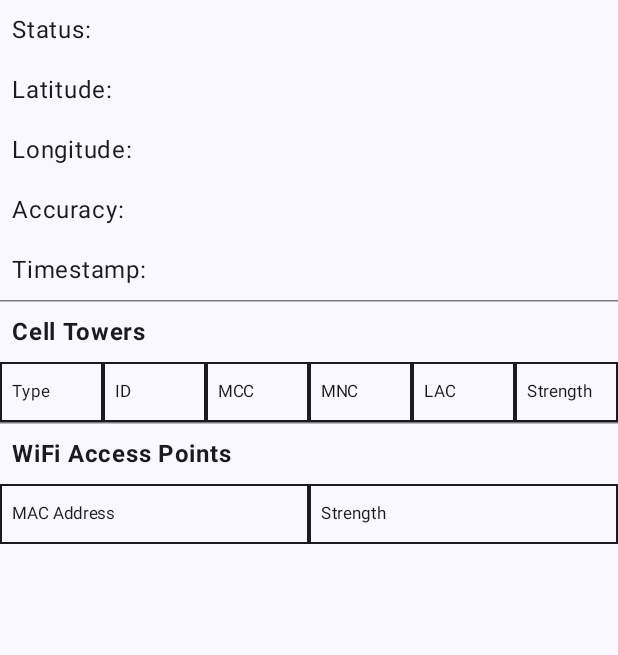
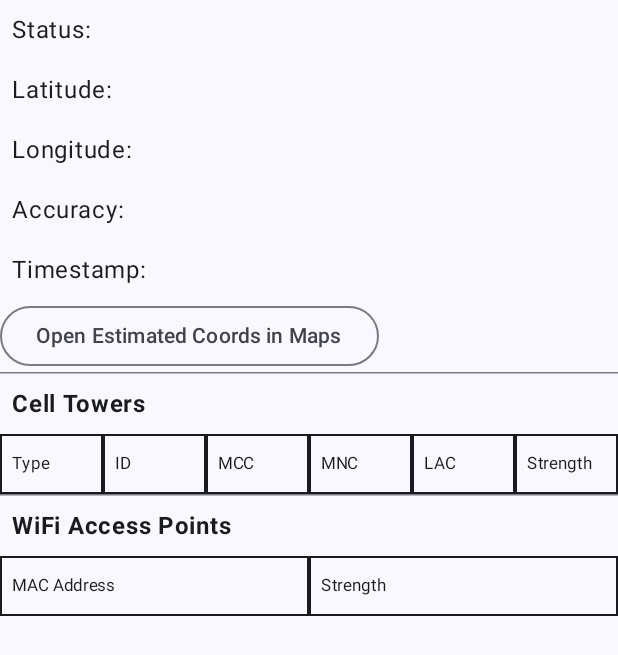
Before and after one commit to vayun-mathur/Alternative-Location-Services, an Android app built with Jetpack Compose: the screen it shows after launch (MainActivity), on a phone screen of 412 x 824 dp. Shown: the top 655 px of the screen. Run offline under Robolectric (Android 15) with nearby library versions, the phone set to English and light mode, and no system bars.

Commit message:
add button to open coords in map

```diff
--- a/app/src/main/java/com/opengps/altlocationservices/MainActivity.kt
+++ b/app/src/main/java/com/opengps/altlocationservices/MainActivity.kt
@@ -32,6 +32,7 @@ import androidx.compose.foundation.text.BasicTextField
 import androidx.compose.material3.HorizontalDivider
 import androidx.compose.material3.LocalContentColor
 import androidx.compose.material3.LocalTextStyle
+import androidx.compose.material3.OutlinedButton
 import androidx.compose.material3.Scaffold
 import androidx.compose.material3.Text
 import androidx.compose.runtime.Composable
@@ -40,6 +41,7 @@ import androidx.compose.runtime.getValue
 import androidx.compose.runtime.mutableStateOf
 import androidx.compose.runtime.setValue
 import androidx.compose.ui.Modifier
+import androidx.compose.ui.platform.LocalContext
 import androidx.compose.ui.text.font.FontWeight
 import androidx.compose.ui.unit.dp
 import androidx.compose.ui.unit.sp
@@ -52,7 +54,6 @@ import io.ktor.client.request.post
 import io.ktor.client.request.setBody
 import io.ktor.client.statement.bodyAsText
 import io.ktor.http.ContentType
-import io.ktor.http.HttpStatusCode
 import io.ktor.http.contentType
 import io.ktor.serialization.kotlinx.json.json
 import java.time.LocalDateTime
@@ -119,11 +120,19 @@ class MainActivity : ComponentActivity() {
 
 @Composable
 fun MainPage() {
+    val context = LocalContext.current
     SelectableText("Status: ${status.value}", Modifier.padding(8.dp))
     SelectableText("Latitude: ${coords.value?.lat ?: ""}", Modifier.padding(8.dp))
     SelectableText("Longitude: ${coords.value?.lon ?: ""}", Modifier.padding(8.dp))
     SelectableText("Accuracy: ${coords.value?.acc ?: ""}", Modifier.padding(8.dp))
     SelectableText("Timestamp: ${coords.value?.timestamp ?: ""}", Modifier.padding(8.dp))
+    OutlinedButton({
+        val uri = "geo:${coords.value?.lat},${coords.value?.lon}"
+        val intent = Intent(Intent.ACTION_VIEW, android.net.Uri.parse(uri))
+        context.startActivity(intent)
+    }) {
+        Text("Open Estimated Coords in Maps")
+    }
     HorizontalDivider()
     Text("Cell Towers", Modifier.padding(8.dp), fontWeight = FontWeight.Bold)
     LazyVerticalGrid(GridCells.Fixed(6)) {
```
